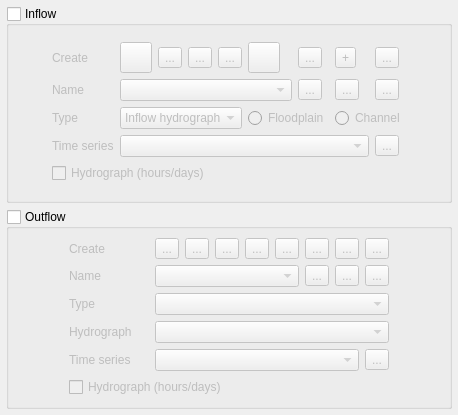
First picture: the form in flo2d/ui/bc_editor_new.ui, repository FLO-2DSoftware/qgis-flo-2d-plugin, before the edit.
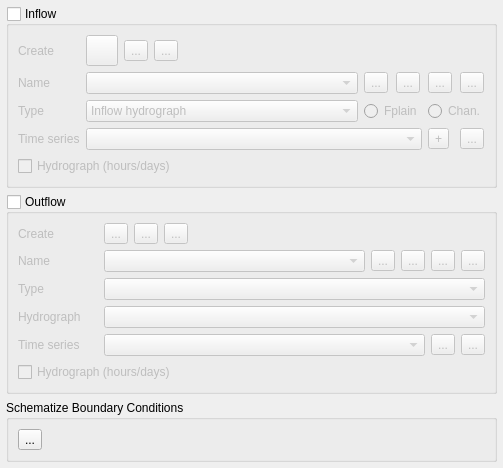
Second picture: the form after the edit. Icons and pictures are not drawn.

Commit message: Inflow bc layout almost ready

Patch:
```diff
--- a/flo2d/ui/bc_editor_new.ui
+++ b/flo2d/ui/bc_editor_new.ui
@@ -6,8 +6,8 @@
    <rect>
     <x>0</x>
     <y>0</y>
-    <width>458</width>
-    <height>415</height>
+    <width>503</width>
+    <height>457</height>
    </rect>
   </property>
   <property name="sizePolicy">
@@ -66,48 +66,8 @@
           <property name="sizeConstraint">
            <enum>QLayout::SetDefaultConstraint</enum>
           </property>
-          <item row="0" column="6">
-           <widget class="QToolButton" name="delete_bc_btn">
-            <property name="toolTip">
-             <string>Delete current BC</string>
-            </property>
-            <property name="text">
-             <string>...</string>
-            </property>
-            <property name="icon">
-             <iconset>
-              <normaloff>../img/mActionDeleteSelected.svg</normaloff>../img/mActionDeleteSelected.svg</iconset>
-            </property>
-            <property name="iconSize">
-             <size>
-              <width>24</width>
-              <height>24</height>
-             </size>
-            </property>
-           </widget>
-          </item>
-          <item row="0" column="3">
-           <widget class="QToolButton" name="create_inflow_polygon_bc_btn">
-            <property name="toolTip">
-             <string>Add polygon BC</string>
-            </property>
-            <property name="text">
-             <string>...</string>
-            </property>
-            <property name="icon">
-             <iconset>
-              <normaloff>../img/mActionCapturePolygon.svg</normaloff>../img/mActionCapturePolygon.svg</iconset>
-            </property>
-            <property name="iconSize">
-             <size>
-              <width>24</width>
-              <height>24</height>
-             </size>
-            </property>
-           </widget>
-          </item>
-          <item row="1" column="7">
-           <widget class="QToolButton" name="clear_rubberband_btn">
+          <item row="1" column="9">
+           <widget class="QToolButton" name="clear_inflow_rubberband_btn">
             <property name="text">
              <string>...</string>
             </property>
@@ -117,118 +77,38 @@
             </property>
            </widget>
           </item>
-          <item row="0" column="7">
-           <widget class="QToolButton" name="add_data_btn">
-            <property name="toolTip">
-             <string>Add data series/table for current BC</string>
-            </property>
+          <item row="2" column="7" colspan="2">
+           <widget class="QRadioButton" name="ifc_fplain_radio">
             <property name="text">
-             <string>+</string>
+             <string>Fplain</string>
             </property>
-            <property name="icon">
-             <iconset>
-              <normaloff>../img/add_table_data.svg</normaloff>../img/add_table_data.svg</iconset>
-            </property>
-            <property name="iconSize">
-             <size>
-              <width>24</width>
-              <height>24</height>
-             </size>
+            <property name="checked">
+             <bool>false</bool>
             </property>
            </widget>
           </item>
-          <item row="1" column="0">
-           <widget class="QLabel" name="label_4">
+          <item row="1" column="7">
+           <widget class="QToolButton" name="change_inflow_bc_name_btn">
             <property name="sizePolicy">
-             <sizepolicy hsizetype="Preferred" vsizetype="Preferred">
+             <sizepolicy hsizetype="Fixed" vsizetype="Fixed">
               <horstretch>0</horstretch>
               <verstretch>0</verstretch>
              </sizepolicy>
             </property>
-            <property name="minimumSize">
-             <size>
-              <width>60</width>
-              <height>0</height>
-             </size>
+            <property name="layoutDirection">
+             <enum>Qt::LeftToRight</enum>
             </property>
-            <property name="maximumSize">
-             <size>
-              <width>60</width>
-              <height>16777215</height>
-             </size>
-            </property>
             <property name="text">
-             <string>Name</string>
-            </property>
-           </widget>
-          </item>
-          <item row="0" column="2">
-           <widget class="QToolButton" name="create_inflow_line_bc_btn">
-            <property name="toolTip">
-             <string>Add line BC</string>
-            </property>
-            <property name="text">
              <string>...</string>
             </property>
             <property name="icon">
              <iconset>
-              <normaloff>../img/mActionCaptureLine.svg</normaloff>../img/mActionCaptureLine.svg</iconset>
+              <normaloff>../img/change_name.svg</normaloff>../img/change_name.svg</iconset>
             </property>
-            <property name="iconSize">
-             <size>
-              <width>24</width>
-              <height>24</height>
-             </size>
-            </property>
            </widget>
           </item>
-          <item row="2" column="0">
-           <widget class="QLabel" name="label_10">
-            <property name="text">
-             <string>Type</string>
-            </property>
-           </widget>
-          </item>
-          <item row="1" column="8">
-           <widget class="QToolButton" name="toolButton_12">
-            <property name="text">
-             <string>...</string>
-            </property>
-            <property name="icon">
-             <iconset>
-              <normaloff>../img/eye-svgrepo-com.svg</normaloff>../img/eye-svgrepo-com.svg</iconset>
-            </property>
-           </widget>
-          </item>
-          <item row="1" column="1" colspan="5">
-           <widget class="QComboBox" name="comboBox"/>
-          </item>
-          <item row="0" column="4">
-           <widget class="QToolButton" name="save_changes_btn">
-            <property name="toolTip">
-             <string>Save current BC</string>
-            </property>
-            <property name="text">
-             <string>...</string>
-            </property>
-            <property name="icon">
-             <iconset>
-              <normaloff>../img/mActionSaveAllEdits.svg</normaloff>../img/mActionSaveAllEdits.svg</iconset>
-            </property>
-            <property name="iconSize">
-             <size>
-              <width>24</width>
-              <height>24</height>
-             </size>
-            </property>
-           </widget>
-          </item>
-          <item row="0" column="0">
-           <widget class="QLabel" name="label_8">
-            <property name="text">
-             <string>Create</string>
-            </property>
-           </widget>
+          <item row="3" column="1" colspan="8">
+           <widget class="QComboBox" name="inflow_tseries_cbo"/>
           </item>
           <item row="0" column="1">
            <widget class="QToolButton" name="create_inflow_point_bc_btn">
@@ -253,69 +133,10 @@
             </property>
            </widget>
           </item>
-          <item row="1" column="6">
-           <widget class="QToolButton" name="change_bc_name_btn">
-            <property name="sizePolicy">
-             <sizepolicy hsizetype="Fixed" vsizetype="Fixed">
-              <horstretch>0</horstretch>
-              <verstretch>0</verstretch>
-             </sizepolicy>
-            </property>
-            <property name="layoutDirection">
-             <enum>Qt::LeftToRight</enum>
-            </property>
+          <item row="2" column="0">
+           <widget class="QLabel" name="label_10">
             <property name="text">
-             <string>...</string>
-            </property>
-            <property name="icon">
-             <iconset>
-              <normaloff>../img/change_name.svg</normaloff>../img/change_name.svg</iconset>
-            </property>
-           </widget>
-          </item>
-          <item row="0" column="8">
-           <widget class="QToolButton" name="schem_bc_btn">
-            <property name="toolTip">
-             <string>Schematize boundary conditions</string>
-            </property>
-            <property name="text">
-             <string>...</string>
-            </property>
-            <property name="icon">
-             <iconset>
-              <normaloff>../img/schematize_bc.svg</normaloff>../img/schematize_bc.svg</iconset>
-            </property>
-            <property name="iconSize">
-             <size>
-              <width>24</width>
-              <height>24</height>
-             </size>
-            </property>
-           </widget>
-          </item>
-          <item row="0" column="5">
-           <widget class="QToolButton" name="revert_changes_btn">
-            <property name="maximumSize">
-             <size>
-              <width>16777215</width>
-              <height>16777215</height>
-             </size>
-            </property>
-            <property name="toolTip">
-             <string>Revert unsaved changes for current BC</string>
-            </property>
-            <property name="text">
-             <string/>
-            </property>
-            <property name="icon">
-             <iconset>
-              <normaloff>../img/mActionUndo.svg</normaloff>../img/mActionUndo.svg</iconset>
-            </property>
-            <property name="iconSize">
-             <size>
-              <width>24</width>
-              <height>24</height>
-             </size>
+             <string>Type</string>
             </property>
            </widget>
           </item>
@@ -326,7 +147,7 @@
             </property>
            </widget>
           </item>
-          <item row="2" column="1" colspan="4">
+          <item row="2" column="1" colspan="6">
            <widget class="QComboBox" name="inflow_type_cbo">
             <property name="sizePolicy">
              <sizepolicy hsizetype="MinimumExpanding" vsizetype="Fixed">
@@ -358,38 +179,37 @@
             </item>
            </widget>
           </item>
-          <item row="2" column="7" colspan="2">
+          <item row="3" column="9">
+           <widget class="QToolButton" name="add_inflow_data_btn">
+            <property name="toolTip">
+             <string>Add data series/table for current BC</string>
+            </property>
+            <property name="text">
+             <string>+</string>
+            </property>
+            <property name="icon">
+             <iconset>
+              <normaloff>../img/add_table_data.svg</normaloff>../img/add_table_data.svg</iconset>
+            </property>
+            <property name="iconSize">
+             <size>
+              <width>16</width>
+              <height>16</height>
+             </size>
+            </property>
+           </widget>
+          </item>
+          <item row="2" column="9" colspan="2">
            <widget class="QRadioButton" name="ifc_chan_radio">
             <property name="text">
-             <string>Channel</string>
+             <string>Chan.</string>
             </property>
            </widget>
           </item>
-          <item row="2" column="5" colspan="2">
-           <widget class="QRadioButton" name="ifc_fplain_radio">
-            <property name="text">
-             <string>Floodplain</string>
-            </property>
-            <property name="checked">
-             <bool>false</bool>
-            </property>
-           </widget>
+          <item row="1" column="1" colspan="6">
+           <widget class="QComboBox" name="inflow_bc_name_cbo"/>
           </item>
-          <item row="3" column="8">
-           <widget class="QToolButton" name="change_inflow_data_name_btn">
-            <property name="text">
-             <string>...</string>
-            </property>
-            <property name="icon">
-             <iconset>
-              <normaloff>../img/change_name.svg</normaloff>../img/change_name.svg</iconset>
-            </property>
-           </widget>
-          </item>
-          <item row="3" column="1" colspan="7">
-           <widget class="QComboBox" name="comboBox_2"/>
-          </item>
-          <item row="4" column="0" colspan="9">
+          <item row="4" column="0" colspan="11">
            <widget class="QCheckBox" name="interval_ckbx">
             <property name="toolTip">
              <string>&lt;html&gt;&lt;head/&gt;&lt;body&gt;&lt;p&gt;IHOURDAILY:Daily if checked&lt;br/&gt;Hourly if unchecked&lt;/p&gt;&lt;/body&gt;&lt;/html&gt;</string>
@@ -402,6 +222,139 @@
             </property>
            </widget>
           </item>
+          <item row="3" column="10">
+           <widget class="QToolButton" name="change_inflow_data_name_btn">
+            <property name="text">
+             <string>...</string>
+            </property>
+            <property name="icon">
+             <iconset>
+              <normaloff>../img/change_name.svg</normaloff>../img/change_name.svg</iconset>
+            </property>
+           </widget>
+          </item>
+          <item row="1" column="10">
+           <widget class="QToolButton" name="inflow_bc_center_btn">
+            <property name="text">
+             <string>...</string>
+            </property>
+            <property name="icon">
+             <iconset>
+              <normaloff>../img/eye-svgrepo-com.svg</normaloff>../img/eye-svgrepo-com.svg</iconset>
+            </property>
+            <property name="checkable">
+             <bool>true</bool>
+            </property>
+            <property name="checked">
+             <bool>false</bool>
+            </property>
+           </widget>
+          </item>
+          <item row="0" column="0">
+           <widget class="QLabel" name="label_8">
+            <property name="text">
+             <string>Create</string>
+            </property>
+           </widget>
+          </item>
+          <item row="0" column="3">
+           <widget class="QToolButton" name="create_inflow_polygon_bc_btn">
+            <property name="toolTip">
+             <string>Add polygon BC</string>
+            </property>
+            <property name="text">
+             <string>...</string>
+            </property>
+            <property name="icon">
+             <iconset>
+              <normaloff>../img/mActionCapturePolygon.svg</normaloff>../img/mActionCapturePolygon.svg</iconset>
+            </property>
+            <property name="iconSize">
+             <size>
+              <width>24</width>
+              <height>24</height>
+             </size>
+            </property>
+           </widget>
+          </item>
+          <item row="1" column="8">
+           <widget class="QToolButton" name="delete_inflow_bc_btn">
+            <property name="toolTip">
+             <string>Delete current BC</string>
+            </property>
+            <property name="text">
+             <string>...</string>
+            </property>
+            <property name="icon">
+             <iconset>
+              <normaloff>../img/mActionDeleteSelected.svg</normaloff>../img/mActionDeleteSelected.svg</iconset>
+            </property>
+            <property name="iconSize">
+             <size>
+              <width>16</width>
+              <height>16</height>
+             </size>
+            </property>
+           </widget>
+          </item>
+          <item row="0" column="2">
+           <widget class="QToolButton" name="create_inflow_line_bc_btn">
+            <property name="toolTip">
+             <string>Add line BC</string>
+            </property>
+            <property name="text">
+             <string>...</string>
+            </property>
+            <property name="icon">
+             <iconset>
+              <normaloff>../img/mActionCaptureLine.svg</normaloff>../img/mActionCaptureLine.svg</iconset>
+            </property>
+            <property name="iconSize">
+             <size>
+              <width>24</width>
+              <height>24</height>
+             </size>
+            </property>
+           </widget>
+          </item>
+          <item row="1" column="0">
+           <widget class="QLabel" name="label_4">
+            <property name="sizePolicy">
+             <sizepolicy hsizetype="Preferred" vsizetype="Preferred">
+              <horstretch>0</horstretch>
+              <verstretch>0</verstretch>
+             </sizepolicy>
+            </property>
+            <property name="minimumSize">
+             <size>
+              <width>60</width>
+              <height>0</height>
+             </size>
+            </property>
+            <property name="maximumSize">
+             <size>
+              <width>60</width>
+              <height>16777215</height>
+             </size>
+            </property>
+            <property name="text">
+             <string>Name</string>
+            </property>
+           </widget>
+          </item>
+          <item row="0" column="4" colspan="7">
+           <spacer name="horizontalSpacer_4">
+            <property name="orientation">
+             <enum>Qt::Horizontal</enum>
+            </property>
+            <property name="sizeHint" stdset="0">
+             <size>
+              <width>40</width>
+              <height>20</height>
+             </size>
+            </property>
+           </spacer>
+          </item>
          </layout>
         </item>
        </layout>
@@ -409,6 +362,9 @@
      </item>
      <item row="1" column="0">
       <widget class="QGroupBox" name="outflow_grpbox">
+       <property name="enabled">
+        <bool>true</bool>
+       </property>
        <property name="sizePolicy">
         <sizepolicy hsizetype="Expanding" vsizetype="Preferred">
          <horstretch>0</horstretch>
@@ -426,13 +382,10 @@
        </property>
        <layout class="QGridLayout" name="gridLayout_5">
         <item row="0" column="0">
-         <layout class="QGridLayout" name="gridLayout_4" columnstretch="0,0,0,0,0,0,0,0,0,0">
+         <layout class="QGridLayout" name="gridLayout_4" columnstretch="0,0,0,0,0,0,0,0,0">
           <property name="sizeConstraint">
            <enum>QLayout::SetMaximumSize</enum>
           </property>
-          <item row="4" column="1" colspan="7">
-           <widget class="QComboBox" name="comboBox_5"/>
-          </item>
           <item row="4" column="8">
            <widget class="QToolButton" name="change_outflow_data_name_btn">
             <property name="text">
@@ -445,7 +398,7 @@
            </widget>
           </item>
           <item row="0" column="2">
-           <widget class="QToolButton" name="toolButton_2">
+           <widget class="QToolButton" name="create_outflow_line_bc_btn">
             <property name="text">
              <string>...</string>
             </property>
@@ -461,26 +414,6 @@
             </property>
            </widget>
           </item>
-          <item row="1" column="1" colspan="5">
-           <widget class="QComboBox" name="comboBox_3"/>
-          </item>
-          <item row="0" column="4">
-           <widget class="QToolButton" name="toolButton_4">
-            <property name="text">
-             <string>...</string>
-            </property>
-            <property name="icon">
-             <iconset>
-              <normaloff>../img/mActionSaveAllEdits.svg</normaloff>../img/mActionSaveAllEdits.svg</iconset>
-            </property>
-            <property name="iconSize">
-             <size>
-              <width>24</width>
-              <height>24</height>
-             </size>
-            </property>
-           </widget>
-          </item>
           <item row="4" column="0">
            <widget class="QLabel" name="label_6">
             <property name="text">
@@ -488,14 +421,14 @@
             </property>
            </widget>
           </item>
-          <item row="0" column="7">
-           <widget class="QToolButton" name="toolButton_7">
+          <item row="0" column="1">
+           <widget class="QToolButton" name="create_outflow_point_bc_btn">
             <property name="text">
              <string>...</string>
             </property>
             <property name="icon">
              <iconset>
-              <normaloff>../img/add_table_data.svg</normaloff>../img/add_table_data.svg</iconset>
+              <normaloff>../img/mActionCapturePoint.svg</normaloff>../img/mActionCapturePoint.svg</iconset>
             </property>
             <property name="iconSize">
              <size>
@@ -506,7 +439,7 @@
            </widget>
           </item>
           <item row="1" column="7">
-           <widget class="QToolButton" name="toolButton_10">
+           <widget class="QToolButton" name="clear_outflow_rubberband_btn">
             <property name="sizePolicy">
              <sizepolicy hsizetype="Fixed" vsizetype="Fixed">
               <horstretch>0</horstretch>
@@ -522,71 +455,6 @@
             </property>
            </widget>
           </item>
-          <item row="1" column="8">
-           <widget class="QToolButton" name="toolButton_11">
-            <property name="text">
-             <string>...</string>
-            </property>
-            <property name="icon">
-             <iconset>
-              <normaloff>../img/eye-svgrepo-com.svg</normaloff>../img/eye-svgrepo-com.svg</iconset>
-            </property>
-           </widget>
-          </item>
-          <item row="0" column="5">
-           <widget class="QToolButton" name="toolButton_5">
-            <property name="text">
-             <string>...</string>
-            </property>
-            <property name="icon">
-             <iconset>
-              <normaloff>../img/mActionUndo.svg</normaloff>../img/mActionUndo.svg</iconset>
-            </property>
-            <property name="iconSize">
-             <size>
-              <width>24</width>
-              <height>24</height>
-             </size>
-            </property>
-           </widget>
-          </item>
-          <item row="3" column="1" colspan="8">
-           <widget class="QComboBox" name="comboBox_4"/>
-          </item>
-          <item row="0" column="8">
-           <widget class="QToolButton" name="toolButton_8">
-            <property name="text">
-             <string>...</string>
-            </property>
-            <property name="icon">
-             <iconset>
-              <normaloff>../img/schematize_bc.svg</normaloff>../img/schematize_bc.svg</iconset>
-            </property>
-            <property name="iconSize">
-             <size>
-              <width>24</width>
-              <height>24</height>
-             </size>
-            </property>
-           </widget>
-          </item>
-          <item row="0" column="6">
-           <widget class="QToolButton" name="toolButton_6">
-            <property name="text">
-             <string>...</string>
-            </property>
-            <property name="icon">
-             <iconset>
-              <normaloff>../img/mActionDeleteSelected.svg</normaloff>../img/mActionDeleteSelected.svg</iconset>
-            </property>
-            <property name="iconSize">
-             <size>
-              <width>24</width>
-              <height>24</height>
-             </size>
-            </property>
-           </widget>
-          </item>
           <item row="3" column="0">
            <widget class="QLabel" name="label_5">
             <property name="text">
@@ -594,6 +462,19 @@
             </property>
            </widget>
           </item>
+          <item row="0" column="0">
+           <widget class="QLabel" name="label_3">
+            <property name="maximumSize">
+             <size>
+              <width>80</width>
+              <height>16777215</height>
+             </size>
+            </property>
+            <property name="text">
+             <string>Create</string>
+            </property>
+           </widget>
+          </item>
           <item row="2" column="0">
            <widget class="QLabel" name="label_9">
             <property name="text">
@@ -601,8 +482,56 @@
             </property>
            </widget>
           </item>
-          <item row="1" column="6">
-           <widget class="QToolButton" name="toolButton_9">
+          <item row="5" column="0" colspan="9">
+           <widget class="QCheckBox" name="checkBox">
+            <property name="text">
+             <string>Hydrograph (hours/days)</string>
+            </property>
+           </widget>
+          </item>
+          <item row="1" column="0">
+           <widget class="QLabel" name="label_7">
+            <property name="text">
+             <string>Name</string>
+            </property>
+           </widget>
+          </item>
+          <item row="0" column="3">
+           <widget class="QToolButton" name="create_outflow_polygon_bc_btn">
+            <property name="text">
+             <string>...</string>
+            </property>
+            <property name="icon">
+             <iconset>
+              <normaloff>../img/mActionCapturePolygon.svg</normaloff>../img/mActionCapturePolygon.svg</iconset>
+            </property>
+            <property name="iconSize">
+             <size>
+              <width>24</width>
+              <height>24</height>
+             </size>
+            </property>
+           </widget>
+          </item>
+          <item row="1" column="8">
+           <widget class="QToolButton" name="outflow_bc_center_btn">
+            <property name="text">
+             <string>...</string>
+            </property>
+            <property name="icon">
+             <iconset>
+              <normaloff>../img/eye-svgrepo-com.svg</normaloff>../img/eye-svgrepo-com.svg</iconset>
+            </property>
+            <property name="checkable">
+             <bool>true</bool>
+            </property>
+           </widget>
+          </item>
+          <item row="3" column="1" colspan="8">
+           <widget class="QComboBox" name="comboBox_4"/>
+          </item>
+          <item row="1" column="5">
+           <widget class="QToolButton" name="change_outflow_bc_name_btn">
             <property name="text">
              <string>...</string>
             </property>
@@ -612,6 +541,43 @@
             </property>
            </widget>
           </item>
+          <item row="1" column="6">
+           <widget class="QToolButton" name="delete_outflow_bc_btn">
+            <property name="text">
+             <string>...</string>
+            </property>
+            <property name="icon">
+             <iconset>
+              <normaloff>../img/mActionDeleteSelected.svg</normaloff>../img/mActionDeleteSelected.svg</iconset>
+            </property>
+            <property name="iconSize">
+             <size>
+              <width>16</width>
+              <height>16</height>
+             </size>
+            </property>
+           </widget>
+          </item>
+          <item row="4" column="1" colspan="6">
+           <widget class="QComboBox" name="comboBox_5"/>
+          </item>
+          <item row="4" column="7">
+           <widget class="QToolButton" name="add_outflow_data_btn">
+            <property name="text">
+             <string>...</string>
+            </property>
+            <property name="icon">
+             <iconset>
+              <normaloff>../img/add_table_data.svg</normaloff>../img/add_table_data.svg</iconset>
+            </property>
+            <property name="iconSize">
+             <size>
+              <width>16</width>
+              <height>16</height>
+             </size>
+            </property>
+           </widget>
+          </item>
           <item row="2" column="1" colspan="8">
            <widget class="QComboBox" name="outflow_type_cbo">
             <property name="sizePolicy">
@@ -634,66 +600,21 @@
             </property>
            </widget>
           </item>
-          <item row="0" column="3">
-           <widget class="QToolButton" name="toolButton_3">
-            <property name="text">
-             <string>...</string>
-            </property>
-            <property name="icon">
-             <iconset>
-              <normaloff>../img/mActionCapturePolygon.svg</normaloff>../img/mActionCapturePolygon.svg</iconset>
-            </property>
-            <property name="iconSize">
-             <size>
-              <width>24</width>
-              <height>24</height>
-             </size>
-            </property>
-           </widget>
+          <item row="1" column="1" colspan="4">
+           <widget class="QComboBox" name="outflow_bc_name_cbo"/>
           </item>
-          <item row="1" column="0">
-           <widget class="QLabel" name="label_7">
-            <property name="text">
-             <string>Name</string>
+          <item row="0" column="4" colspan="5">
+           <spacer name="horizontalSpacer_3">
+            <property name="orientation">
+             <enum>Qt::Horizontal</enum>
             </property>
-           </widget>
-          </item>
-          <item row="0" column="0">
-           <widget class="QLabel" name="label_3">
-            <property name="maximumSize">
+            <property name="sizeHint" stdset="0">
              <size>
-              <width>80</width>
-              <height>16777215</height>
+              <width>40</width>
+              <height>20</height>
              </size>
             </property>
-            <property name="text">
-             <string>Create</string>
-            </property>
-           </widget>
-          </item>
-          <item row="0" column="1">
-           <widget class="QToolButton" name="toolButton">
-            <property name="text">
-             <string>...</string>
-            </property>
-            <property name="icon">
-             <iconset>
-              <normaloff>../img/mActionCapturePoint.svg</normaloff>../img/mActionCapturePoint.svg</iconset>
-            </property>
-            <property name="iconSize">
-             <size>
-              <width>24</width>
-              <height>24</height>
-             </size>
-            </property>
-           </widget>
-          </item>
-          <item row="5" column="0" colspan="9">
-           <widget class="QCheckBox" name="checkBox">
-            <property name="text">
-             <string>Hydrograph (hours/days)</string>
-            </property>
-           </widget>
+           </spacer>
           </item>
          </layout>
         </item>
@@ -702,6 +623,51 @@
      </item>
     </layout>
    </item>
+   <item>
+    <widget class="QGroupBox" name="groupBox">
+     <property name="enabled">
+      <bool>true</bool>
+     </property>
+     <property name="title">
+      <string>Schematize Boundary Conditions</string>
+     </property>
+     <layout class="QGridLayout" name="gridLayout_7">
+      <item row="0" column="0">
+       <widget class="QToolButton" name="schem_bc_btn">
+        <property name="toolTip">
+         <string>Schematize boundary conditions</string>
+        </property>
+        <property name="text">
+         <string>...</string>
+        </property>
+        <property name="icon">
+         <iconset>
+          <normaloff>../img/schematize_bc.svg</normaloff>../img/schematize_bc.svg</iconset>
+        </property>
+        <property name="iconSize">
+         <size>
+          <width>24</width>
+          <height>24</height>
+         </size>
+        </property>
+       </widget>
+      </item>
+      <item row="0" column="1">
+       <spacer name="horizontalSpacer">
+        <property name="orientation">
+         <enum>Qt::Horizontal</enum>
+        </property>
+        <property name="sizeHint" stdset="0">
+         <size>
+          <width>40</width>
+          <height>20</height>
+         </size>
+        </property>
+       </spacer>
+      </item>
+     </layout>
+    </widget>
+   </item>
   </layout>
  </widget>
  <resources/>
```
The commit also changes 1 other file.
